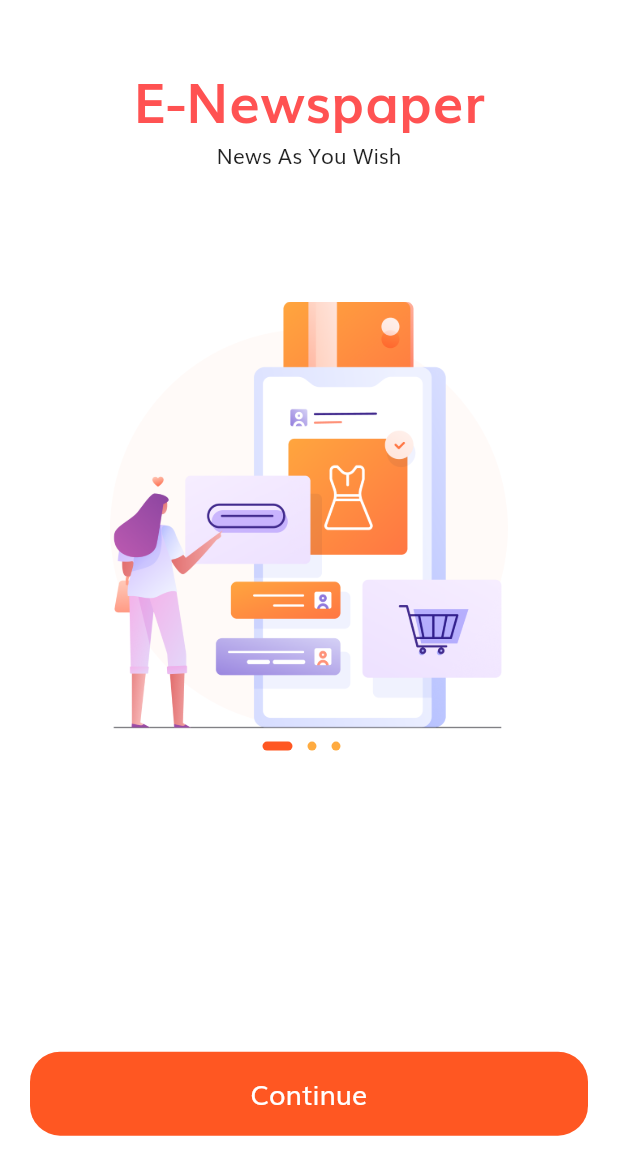
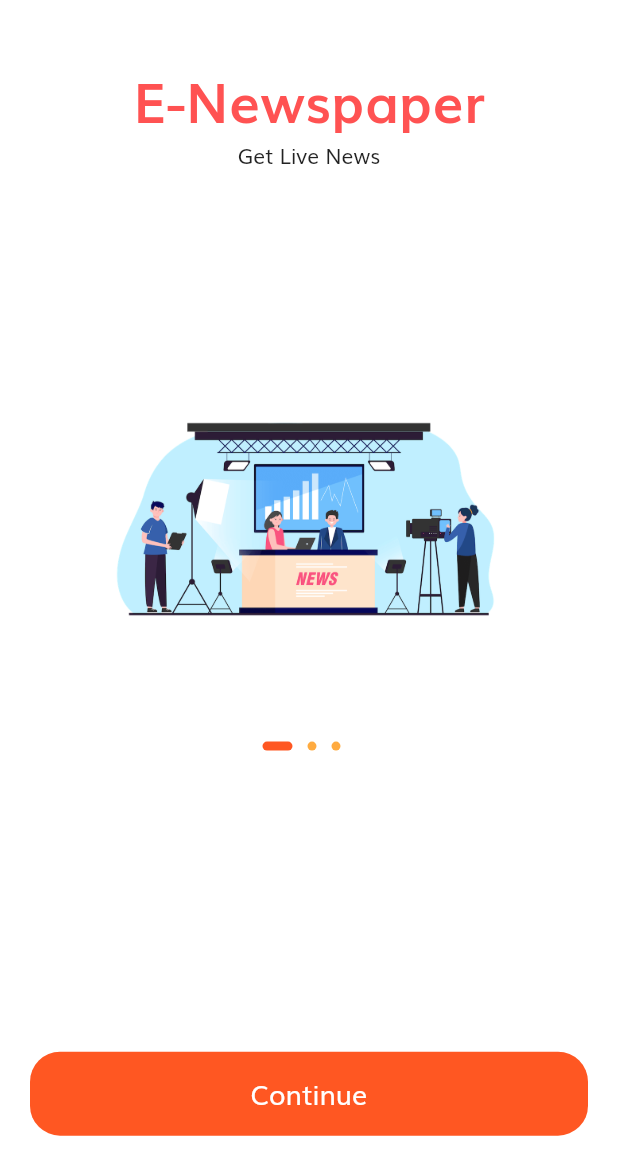
Before and after one commit to INTERNS-LXI-TECHNOLOGIES/Flutter-Workshop, a Flutter app: the screen it shows after launch, on a phone screen of 412 x 824 dp. Shown: the top 1175 px of the screen. Run offline on Flutter 3.47's test engine with Material 2 defaults, Android fonts, the phone set to English and light mode, and no system bars.

```diff
--- a/enewspaper/lib/splash_screen.dart
+++ b/enewspaper/lib/splash_screen.dart
@@ -19,16 +19,16 @@ class _BodyState extends State<Body> {
   int currentPage = 0;
   List<Map<String, String>> splashData = [
     {
-      'caption': 'News As You Wish',
+      'caption': 'Get Live News ',
       'images': 'assets/images/splash_1.png',
     },
     {
-      'caption': 'News As You Wish',
+      'caption': 'News Analytics with experts Review about it.',
       'images': 'assets/images/splash_2.png',
     },
     {
-      'caption': 'News As You Wish',
-      'images': 'assets/images/splash_3.png',
+      'caption': 'Anytime, AnyWhere',
+      'images': 'assets/images/pic1.jpg',
     },
   ];
   @override
--- a/enewspaper/pubspec.yaml
+++ b/enewspaper/pubspec.yaml
@@ -49,7 +49,7 @@ flutter:
   assets:
     - assets/images/splash_1.png
     - assets/images/splash_2.png
-    - assets/images/splash_3.png
+    - assets/images/pic1.jpg
 
   # An image asset can refer to one or more resolution-specific "variants", see
   # https://flutter.dev/assets-and-images/#resolution-aware.
```
Also changed, not shown: enewspaper/lib/apidata_manager.dart (+32 -19 lines), enewspaper/lib/home_screen.dart (+27 -20 lines), enewspaper/lib/news_page.dart (added, +8 -0 lines), enewspaper/assets/images/pic1.jpg (added), enewspaper/assets/images/splash_1.png, enewspaper/assets/images/splash_2.png, enewspaper/assets/images/splash_3.png.
